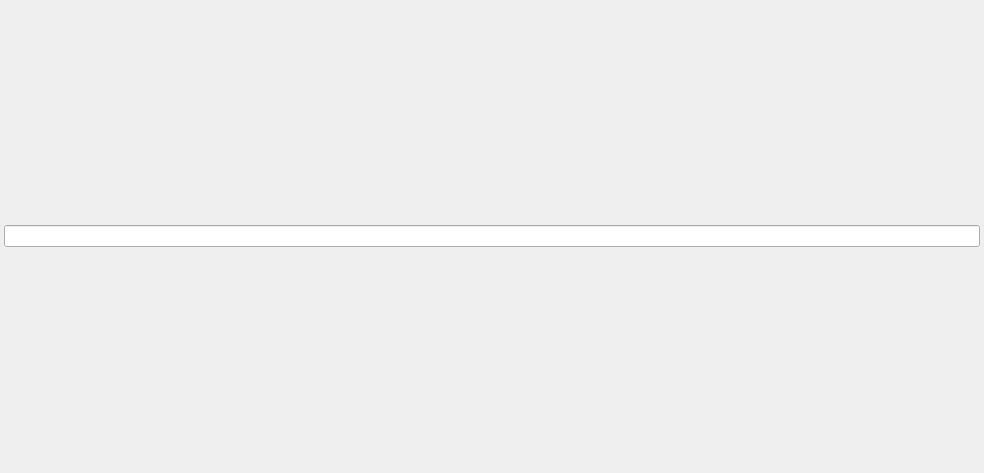
Before: the Qt Designer form tabwithfilename.ui in krzysiek6d/sherlog, drawn with Qt 5.
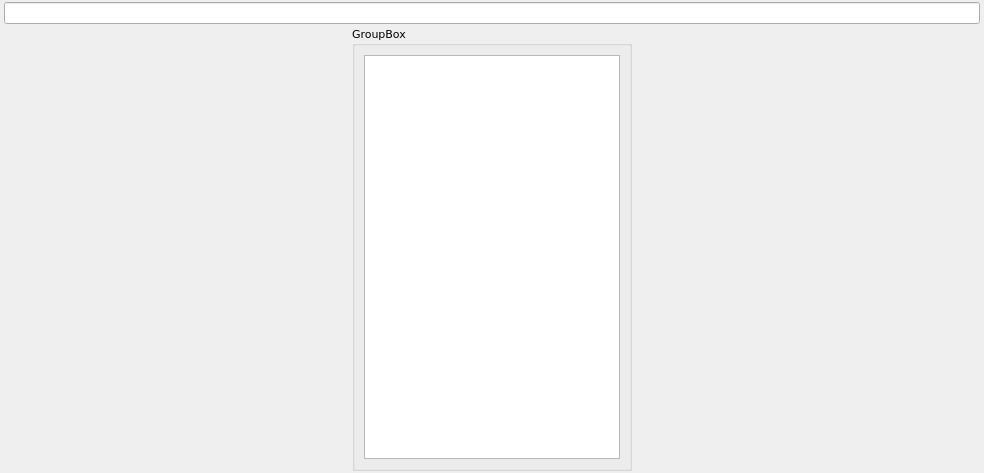
After: the same form once the commit is applied.

Commit message: bookmarks draft

Diff of the .ui file:
```diff
--- a/tabwithfilename.ui
+++ b/tabwithfilename.ui
@@ -38,6 +38,34 @@
    <item>
     <widget class="QLineEdit" name="lineEdit"/>
    </item>
+   <item>
+    <layout class="QHBoxLayout" name="horizontalLayout">
+     <item>
+      <widget class="QGroupBox" name="groupBox">
+       <property name="sizePolicy">
+        <sizepolicy hsizetype="Fixed" vsizetype="Expanding">
+         <horstretch>0</horstretch>
+         <verstretch>0</verstretch>
+        </sizepolicy>
+       </property>
+       <property name="minimumSize">
+        <size>
+         <width>100</width>
+         <height>0</height>
+        </size>
+       </property>
+       <property name="title">
+        <string>GroupBox</string>
+       </property>
+       <layout class="QVBoxLayout" name="verticalLayout_2">
+        <item>
+         <widget class="QListWidget" name="bookmarksList"/>
+        </item>
+       </layout>
+      </widget>
+     </item>
+    </layout>
+   </item>
   </layout>
  </widget>
  <resources/>
```
The commit also changes 11 other files.
